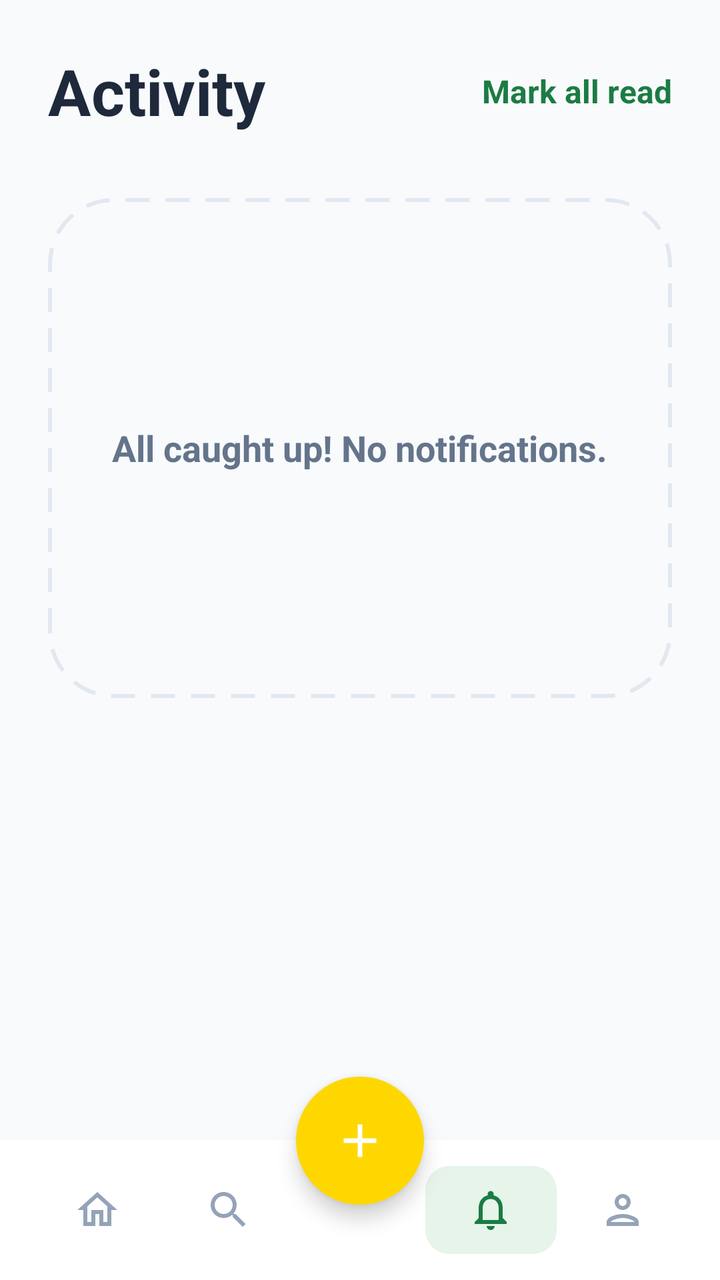
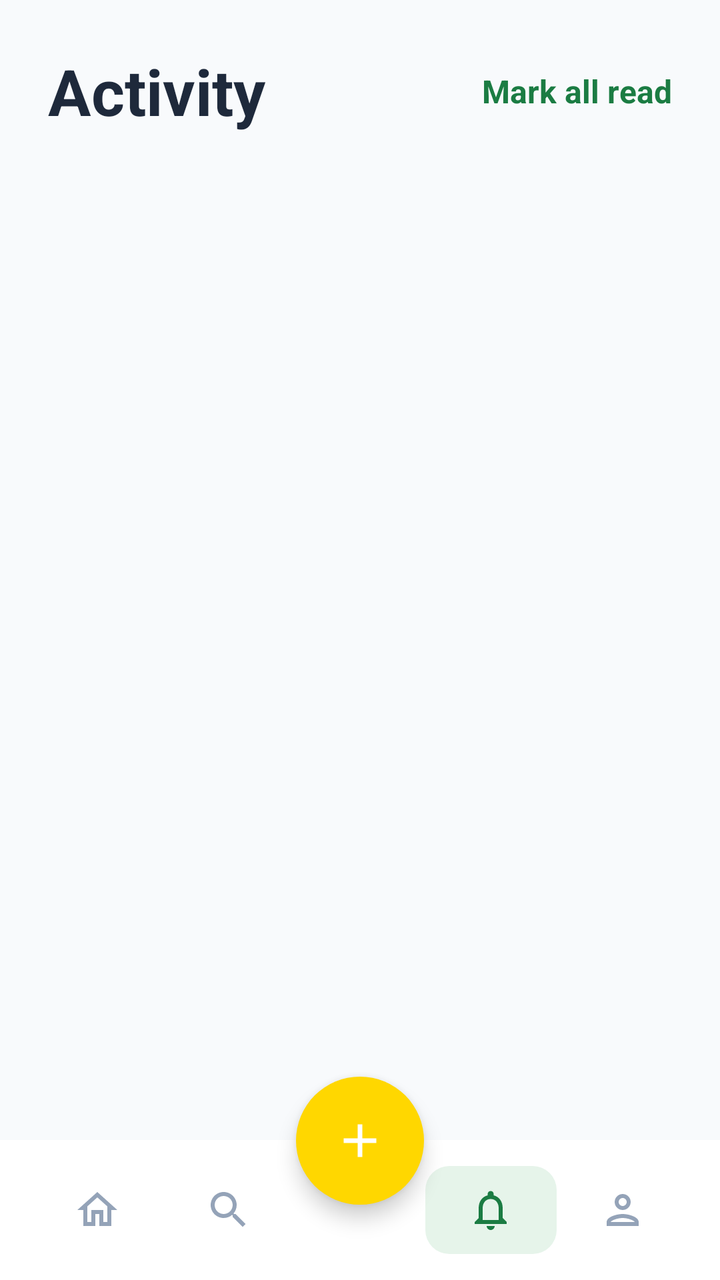

The first picture is an Android layout as it rendered before a commit; the second is the same layout after the commit. The layout source and the unified diff follow.
<!-- AndroidManifest.xml: application theme Theme.BAUSThub -->
<!-- res/layout/activity_notifications.xml -->
<?xml version="1.0" encoding="utf-8"?>
<androidx.constraintlayout.widget.ConstraintLayout xmlns:android="http://schemas.android.com/apk/res/android"
    xmlns:app="http://schemas.android.com/apk/res-auto"
    android:layout_width="match_parent"
    android:layout_height="match_parent"
    android:background="@color/bg_light"
    android:clipChildren="false"
    android:clipToPadding="false">

    <ScrollView
        android:layout_width="match_parent"
        android:layout_height="0dp"
        android:fillViewport="true"
        app:layout_constraintBottom_toTopOf="@+id/bottomNavContainer"
        app:layout_constraintTop_toTopOf="parent">

        <LinearLayout
            android:layout_width="match_parent"
            android:layout_height="wrap_content"
            android:orientation="vertical"
            android:padding="24dp">

            
            <RelativeLayout
                android:layout_width="match_parent"
                android:layout_height="wrap_content"
                android:layout_marginBottom="32dp">

                <TextView
                    android:layout_width="wrap_content"
                    android:layout_height="wrap_content"
                    android:text="Activity"
                    android:textColor="@color/text_dark"
                    android:textSize="32sp"
                    android:textStyle="bold" />

                <TextView
                    android:id="@+id/btnMarkRead"
                    android:layout_width="wrap_content"
                    android:layout_height="wrap_content"
                    android:layout_alignParentEnd="true"
                    android:layout_centerVertical="true"
                    android:text="Mark all read"
                    android:textColor="@color/baust_green"
                    android:textSize="16sp"
                    android:textStyle="bold" />
            </RelativeLayout>

            
            <FrameLayout
                android:layout_width="match_parent"
                android:layout_height="250dp"
                android:background="@drawable/dashed_border_card"
                android:padding="20dp">

                <TextView
                    android:layout_width="wrap_content"
                    android:layout_height="wrap_content"
                    android:layout_gravity="center"
                    android:gravity="center"
                    android:text="All caught up! No notifications."
                    android:textColor="@color/text_grey"
                    android:textSize="18sp"
                    android:textStyle="bold" />
            </FrameLayout>

        </LinearLayout>
    </ScrollView>

    
    <androidx.constraintlayout.widget.ConstraintLayout
        android:id="@+id/bottomNavContainer"
        android:layout_width="match_parent"
        android:layout_height="90dp"
        android:clipChildren="false"
        android:clipToPadding="false"
        app:layout_constraintBottom_toBottomOf="parent">

        <LinearLayout
            android:id="@+id/bottomNav"
            android:layout_width="match_parent"
            android:layout_height="70dp"
            android:background="@color/white"
            android:gravity="center_vertical"
            android:orientation="horizontal"
            android:paddingHorizontal="16dp"
            app:layout_constraintBottom_toBottomOf="parent">

            <ImageButton
                android:id="@+id/btnNavHome"
                android:layout_width="0dp"
                android:layout_height="match_parent"
                android:layout_weight="1"
                android:background="?attr/selectableItemBackgroundBorderless"
                android:src="@drawable/ic_nav_home"
                app:tint="#94A3B8"
                android:contentDescription="Home" />

            <ImageButton
                android:id="@+id/btnNavSearch"
                android:layout_width="0dp"
                android:layout_height="match_parent"
                android:layout_weight="1"
                android:background="?attr/selectableItemBackgroundBorderless"
                android:src="@drawable/ic_nav_search"
                app:tint="#94A3B8"
                android:contentDescription="Search" />

            <View
                android:layout_width="0dp"
                android:layout_height="match_parent"
                android:layout_weight="1" />

            <LinearLayout
                android:layout_width="0dp"
                android:layout_height="wrap_content"
                android:layout_weight="1"
                android:background="@drawable/bg_profile_nav_active"
                android:paddingVertical="10dp"
                android:gravity="center">

                <ImageButton
                    android:id="@+id/btnNavNotifications"
                    android:layout_width="24dp"
                    android:layout_height="24dp"
                    android:background="@android:color/transparent"
                    android:src="@drawable/ic_nav_notifications"
                    app:tint="#1B7C43"
                    android:contentDescription="Notifications" />
            </LinearLayout>

            <ImageButton
                android:id="@+id/btnNavProfile"
                android:layout_width="0dp"
                android:layout_height="match_parent"
                android:layout_weight="1"
                android:background="?attr/selectableItemBackgroundBorderless"
                android:src="@drawable/ic_nav_profile"
                app:tint="#94A3B8"
                android:contentDescription="Profile" />

        </LinearLayout>

        <ImageButton
            android:id="@+id/btnAdd"
            android:layout_width="64dp"
            android:layout_height="64dp"
            android:background="@drawable/circle_solid_yellow"
            android:elevation="6dp"
            android:padding="18dp"
            android:scaleType="fitCenter"
            android:src="@drawable/ic_nav_add"
            app:layout_constraintBottom_toTopOf="@+id/bottomNav"
            app:layout_constraintEnd_toEndOf="parent"
            app:layout_constraintStart_toStartOf="parent"
            app:layout_constraintTop_toTopOf="@+id/bottomNav"
            app:tint="@color/white"
            android:contentDescription="Add" />

    </androidx.constraintlayout.widget.ConstraintLayout>

</androidx.constraintlayout.widget.ConstraintLayout>
<!-- resources referenced by this layout -->
<resources>
  <color name="baust_green">#1B7C43</color>
  <color name="bg_light">#F8FAFC</color>
  <color name="text_dark">#1E293B</color>
  <color name="text_grey">#64748B</color>
  <color name="white">#FFFFFFFF</color>
  <!-- drawable bg_profile_nav_active (drawable) -->
  <?xml version="1.0" encoding="utf-8"?>
  <shape xmlns:android="http://schemas.android.com/apk/res/android">
      <solid android:color="#E6F4EA"/>
      <corners android:radius="12dp"/>
  </shape>
  <!-- drawable circle_solid_yellow (drawable) -->
  <?xml version="1.0" encoding="utf-8"?>
  <shape xmlns:android="http://schemas.android.com/apk/res/android"
      android:shape="oval">
      <solid android:color="@color/baust_yellow" />
  </shape>
  <!-- drawable dashed_border_card (drawable) -->
  <?xml version="1.0" encoding="utf-8"?>
  <shape xmlns:android="http://schemas.android.com/apk/res/android">
      <solid android:color="@android:color/transparent" />
      <stroke
          android:width="2dp"
          android:color="@color/border_grey"
          android:dashGap="8dp"
          android:dashWidth="12dp" />
      <corners android:radius="32dp" />
  </shape>
  <!-- drawable ic_nav_add (drawable) -->
  <vector xmlns:android="http://schemas.android.com/apk/res/android"
      android:width="24dp"
      android:height="24dp"
      android:viewportWidth="24"
      android:viewportHeight="24">
      <path
          android:fillColor="@color/white"
          android:pathData="M19,13h-6v6h-2v-6H5v-2h6V5h2v6h6v2z" />
  </vector>
  <!-- drawable ic_nav_home (drawable) -->
  <vector xmlns:android="http://schemas.android.com/apk/res/android"
      android:width="24dp"
      android:height="24dp"
      android:viewportWidth="24"
      android:viewportHeight="24">
      <path
          android:fillColor="@color/text_grey"
          android:pathData="M12,5.69l5,4.5V18h-2v-6H9v6H7v-7.81L12,5.69M12,3L2,12h3v8h6v-6h2v6h6v-8h3L12,3z" />
  </vector>
  <!-- drawable ic_nav_notifications (drawable) -->
  <vector xmlns:android="http://schemas.android.com/apk/res/android"
      android:width="24dp"
      android:height="24dp"
      android:viewportWidth="24"
      android:viewportHeight="24">
      <path
          android:fillColor="@color/text_grey"
          android:pathData="M12,22c1.1,0 2,-0.9 2,-2h-4c0,1.1 0.9,2 2,2zM18,16v-5c0,-3.07 -1.63,-5.64 -4.5,-6.32V4c0,-0.83 -0.67,-1.5 -1.5,-1.5s-1.5,0.67 -1.5,1.5v0.68C7.64,5.36 6,7.92 6,11v5l-2,2v1h16v-1l-2,-2zM16,17H8v-6c0,-2.48 1.51,-4.5 4,-4.5s4,2.02 4,4.5v6z" />
  </vector>
  <!-- drawable ic_nav_profile (drawable) -->
  <vector xmlns:android="http://schemas.android.com/apk/res/android"
      android:width="24dp"
      android:height="24dp"
      android:viewportWidth="24"
      android:viewportHeight="24">
      <path
          android:fillColor="@color/text_grey"
          android:pathData="M12,6c1.1,0 2,0.9 2,2s-0.9,2 -2,2 -2,-0.9 -2,-2 0.9,-2 2,-2m0,10c2.7,0 5.8,1.29 6,2H6c0.23,-0.72 3.31,-2 6,-2m0,-12C9.79,4 8,5.79 8,8s1.79,4 4,4 4,-1.79 4,-4 -1.79,-4 -4,-4zm0,10c-2.67,0 -8,1.33 -8,4v2h16v-2c0,-2.67 -5.33,-4 -8,-4z" />
  </vector>
  <!-- drawable ic_nav_search (drawable) -->
  <vector xmlns:android="http://schemas.android.com/apk/res/android"
      android:width="24dp"
      android:height="24dp"
      android:viewportWidth="24"
      android:viewportHeight="24">
      <path
          android:fillColor="@color/text_grey"
          android:pathData="M15.5,14h-0.79l-0.28,-0.27C15.41,12.59 16,11.11 16,9.5 16,5.91 13.09,3 9.5,3S3,5.91 3,9.5 5.91,16 9.5,16c1.61,0 3.09,-0.59 4.23,-1.57l0.27,0.28v0.79l5,4.99L20.49,19l-4.99,-5zM9.5,14C7.01,14 5,11.99 5,9.5S7.01,5 9.5,5 14,7.01 14,9.5 11.99,14 9.5,14z" />
  </vector>
  <style name="Theme.BAUSThub" parent="Base.Theme.BAUSThub" />
  <color name="baust_yellow">#FFD700</color>
  <color name="border_grey">#E2E8F0</color>
  <style name="Base.Theme.BAUSThub" parent="Theme.Material3.DayNight.NoActionBar">
          
          
      </style>
</resources>

<!-- the commit's change to res/layout/activity_notifications.xml (unified diff, before → after) -->
@@ -48,10 +48,12 @@
 
             
             <FrameLayout
+                android:id="@+id/emptyState"
                 android:layout_width="match_parent"
                 android:layout_height="250dp"
                 android:background="@drawable/dashed_border_card"
-                android:padding="20dp">
+                android:padding="20dp"
+                android:visibility="gone">
 
                 <TextView
                     android:layout_width="wrap_content"
@@ -63,6 +65,12 @@
                     android:textSize="18sp"
                     android:textStyle="bold" />
             </FrameLayout>
+
+            <androidx.recyclerview.widget.RecyclerView
+                android:id="@+id/rvNotifications"
+                android:layout_width="match_parent"
+                android:layout_height="wrap_content"
+                android:nestedScrollingEnabled="false" />
 
         </LinearLayout>
     </ScrollView>
